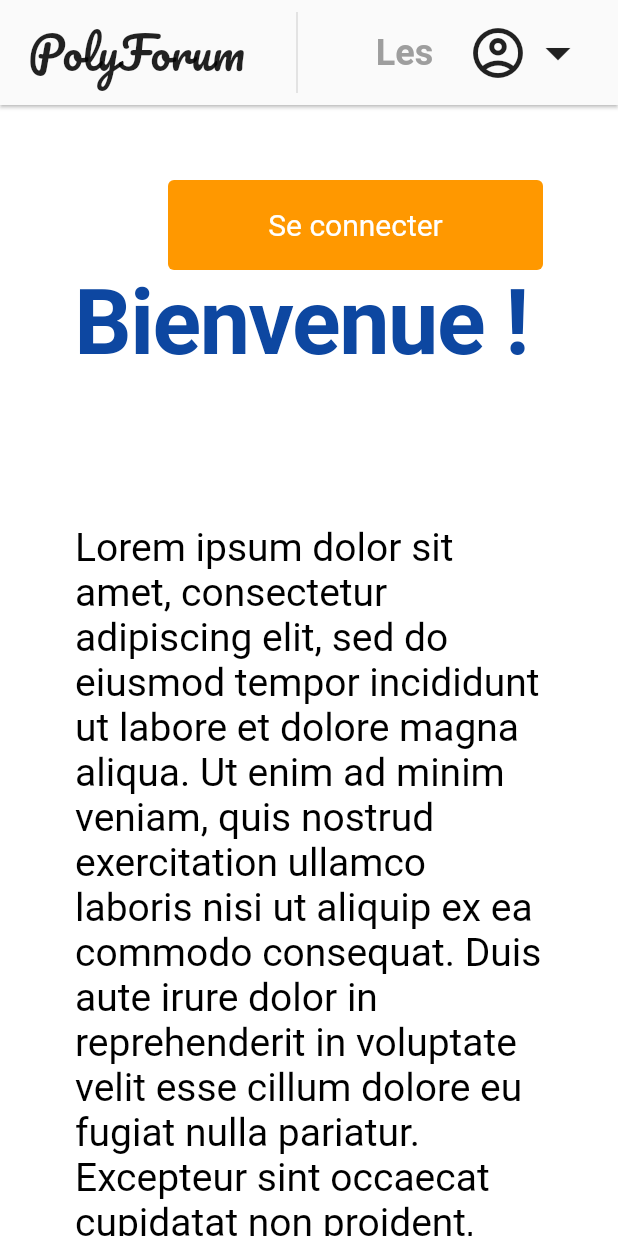
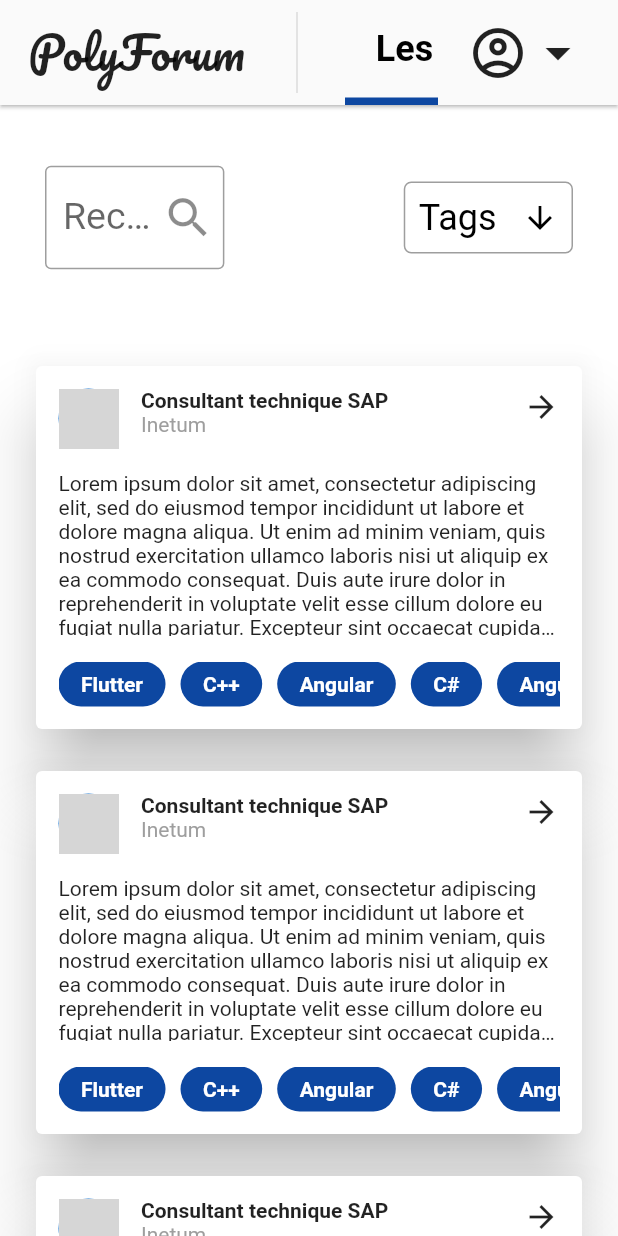
Before and after one commit to Les-codeurs-d-abord/Polyforum_frontend, a Flutter app: the screen it shows after launch, on a phone screen of 412 x 824 dp. Run offline on Flutter 3.47's test engine with Material 2 defaults, Android fonts, the light colour scheme and no system bars; our stand-ins replace bloc, equatable, flutter_bloc, google_fonts, responsive_grid, shared_preferences and 1 more; grey boxes are pictures that could not be loaded.

Commit message:
Base candidat screen

```diff
--- a/poly_forum/lib/main.dart
+++ b/poly_forum/lib/main.dart
@@ -1,5 +1,6 @@
 import 'package:flutter/material.dart';
 import 'package:poly_forum/screens/navigation/navigation_screen.dart';
+import 'package:poly_forum/utils/custom_scroll_behavior.dart';
 import 'package:poly_forum/utils/themes.dart';
 import 'package:url_strategy/url_strategy.dart';
 
@@ -14,6 +15,7 @@ class MyApp extends StatelessWidget {
   @override
   Widget build(BuildContext context) {
     return MaterialApp(
+      scrollBehavior: CustomScrollBehavior(),
       debugShowCheckedModeBanner: false,
       title: 'Poly Forum',
       theme: theme(),
--- a/poly_forum/lib/screens/candidate/offer/offer_screen.dart
+++ /dev/null
@@ -1,10 +0,0 @@
-import 'package:flutter/material.dart';
-
-class OfferScreen extends StatelessWidget {
-  const OfferScreen({Key? key}) : super(key: key);
-
-  @override
-  Widget build(BuildContext context) {
-    return Container();
-  }
-}
--- /dev/null
+++ b/poly_forum/lib/screens/candidate/offers/components/offer_card.dart
@@ -0,0 +1,83 @@
+import 'package:flutter/material.dart';
+import 'package:poly_forum/screens/candidate/offers/components/tags.dart';
+
+class OfferCard extends StatelessWidget {
+  const OfferCard({Key? key}) : super(key: key);
+
+  @override
+  Widget build(BuildContext context) {
+    return SizedBox(
+      width: 400,
+      height: 250,
+      child: Card(
+        elevation: 20,
+        child: Padding(
+          padding: const EdgeInsets.all(15),
+          child: Column(
+            children: [
+              Row(
+                crossAxisAlignment: CrossAxisAlignment.start,
+                children: [
+                  CircleAvatar(
+                    child: Image.asset(
+                      "images/inetum_logo.png",
+                      width: 50,
+                      height: 50,
+                    ),
+                  ),
+                  const SizedBox(width: 15),
+                  Column(
+                    crossAxisAlignment: CrossAxisAlignment.start,
+                    children: const [
+                      Text(
+                        "Consultant technique SAP",
+                        style: TextStyle(
+                          fontWeight: FontWeight.bold,
+                        ),
+                      ),
+                      Text(
+                        "Inetum",
+                        style: TextStyle(
+                          color: Colors.grey,
+                        ),
+                      ),
+                    ],
+                  ),
+                  const Spacer(),
+                  const Icon(Icons.arrow_forward_outlined),
+                ],
+              ),
+              const SizedBox(height: 15),
+              const SizedBox(
+                height: 110,
+                child: Text(
+                  "Lorem ipsum dolor sit amet, consectetur adipiscing elit, sed do eiusmod tempor incididunt ut labore et dolore magna aliqua. Ut enim ad minim veniam, quis nostrud exercitation ullamco laboris nisi ut aliquip ex ea commodo consequat. Duis aute irure dolor in reprehenderit in voluptate velit esse cillum dolore eu fugiat nulla pariatur. Excepteur sint occaecat cupidatat non proident, sunt in culpa qui officia deserunt mollit anim id est laborum.",
+                  overflow: TextOverflow.ellipsis,
+                  maxLines: 7,
+                  style: TextStyle(),
+                ),
+              ),
+              const Spacer(),
+              Container(
+                height: 30,
+                alignment: Alignment.centerLeft,
+                child: ListView(
+                  scrollDirection: Axis.horizontal,
+                  physics: const AlwaysScrollableScrollPhysics(),
+                  children: const [
+                    Tags(text: "Flutter"),
+                    Tags(text: "C++"),
+                    Tags(text: "Angular"),
+                    Tags(text: "C#"),
+                    Tags(text: "Angular"),
+                    Tags(text: "Angular"),
+                  ],
+                ),
+              ),
+            ],
+          ),
+        ),
+      ),
+    );
+  }
+}
--- /dev/null
+++ b/poly_forum/lib/screens/candidate/offers/components/tags.dart
@@ -0,0 +1,32 @@
+import 'package:flutter/material.dart';
+import 'package:poly_forum/utils/constants.dart';
+
+class Tags extends StatelessWidget {
+  final String text;
+
+  const Tags({Key? key, required this.text}) : super(key: key);
+
+  @override
+  Widget build(BuildContext context) {
+    return Row(
+      children: [
+        Container(
+          padding: const EdgeInsets.symmetric(horizontal: 15),
+          alignment: Alignment.center,
+          decoration: BoxDecoration(
+            borderRadius: BorderRadius.circular(20),
+            color: kButtonColor,
+          ),
+          child: Text(
+            text,
+            style: const TextStyle(
+              color: Colors.white,
+              fontWeight: FontWeight.bold,
+            ),
+          ),
+        ),
+        const SizedBox(width: 10),
+      ],
+    );
+  }
+}
--- /dev/null
+++ b/poly_forum/lib/screens/candidate/offers/components/tags_drop_down_btn.dart
@@ -0,0 +1,56 @@
+import 'package:flutter/material.dart';
+
+class TagsDropDownBtn extends StatefulWidget {
+  const TagsDropDownBtn({Key? key}) : super(key: key);
+
+  @override
+  _TagsDropDownBtnState createState() => _TagsDropDownBtnState();
+}
+
+class _TagsDropDownBtnState extends State<TagsDropDownBtn> {
+  String dropdownValue = "Tags";
+
+  @override
+  Widget build(BuildContext context) {
+    return DecoratedBox(
+      decoration: const ShapeDecoration(
+        shape: RoundedRectangleBorder(
+          side: BorderSide(
+            width: 1.0,
+            style: BorderStyle.solid,
+            color: Colors.grey,
+          ),
+          borderRadius: BorderRadius.all(Radius.circular(5.0)),
+        ),
+      ),
+      child: Padding(
+        padding: const EdgeInsets.symmetric(horizontal: 10),
+        child: DropdownButton(
+          value: dropdownValue,
+          icon: const Icon(
+            Icons.arrow_downward,
+            color: Colors.black,
+          ),
+          underline: const SizedBox(),
+          style: const TextStyle(
+            fontSize: 24,
+            color: Colors.black,
+          ),
+          hint: const Text("Tags"),
+          items: <String>["Tags", "Flutter", "C++", "C#", "Java", "etc"]
+              .map<DropdownMenuItem<String>>((String value) {
+            return DropdownMenuItem<String>(
+              value: value,
+              child: Text(value),
+            );
+          }).toList(),
+          onChanged: (String? value) {
+            setState(() {
+              dropdownValue = value!;
+            });
+          },
+        ),
+      ),
+    );
+  }
+}
--- /dev/null
+++ b/poly_forum/lib/screens/candidate/offers/offers_screen.dart
@@ -0,0 +1,62 @@
+import 'package:flutter/material.dart';
+import 'package:poly_forum/screens/candidate/offers/components/offer_card.dart';
+import 'package:poly_forum/screens/candidate/offers/components/tags.dart';
+import 'package:poly_forum/screens/candidate/offers/components/tags_drop_down_btn.dart';
+import 'package:responsive_grid/responsive_grid.dart';
+
+class OffersScreen extends StatelessWidget {
+  const OffersScreen({Key? key}) : super(key: key);
+
+  @override
+  Widget build(BuildContext context) {
+    return Scaffold(
+      body: SingleChildScrollView(
+        child: Column(
+          mainAxisSize: MainAxisSize.max,
+          children: [
+            SizedBox(
+              height: 150,
+              child: Padding(
+                padding: const EdgeInsets.symmetric(horizontal: 30),
+                child: Row(
+                  children: const [
+                    Expanded(
+                      child: TextField(
+                        decoration: InputDecoration(
+                          suffixIcon: Icon(Icons.search, size: 35),
+                          border: OutlineInputBorder(),
+                          labelText: "Rechercher...",
+                        ),
+                        style: TextStyle(
+                          fontWeight: FontWeight.normal,
+                          fontSize: 25,
+                        ),
+                      ),
+                    ),
+                    Spacer(),
+                    TagsDropDownBtn(),
+                  ],
+                ),
+              ),
+            ),
+            SizedBox(
+              height: 2000, //define by nb line x height
+              child: ResponsiveGridList(
+                desiredItemWidth: 400,
+                minSpacing: 20,
+                children: const [
+                  OfferCard(),
+                  OfferCard(),
+                  OfferCard(),
+                  OfferCard(),
+                  OfferCard(),
+                  OfferCard(),
+                ],
+              ),
+            )
+          ],
+        ),
+      ),
+    );
+  }
+}
--- a/poly_forum/lib/screens/navigation/navigation_screen.dart
+++ b/poly_forum/lib/screens/navigation/navigation_screen.dart
@@ -2,7 +2,7 @@ import 'package:flutter/material.dart';
 import 'package:poly_forum/utils/constants.dart';
 import 'package:google_fonts/google_fonts.dart';
 import 'package:poly_forum/screens/candidate/choices/choices_screen.dart';
-import 'package:poly_forum/screens/candidate/offer/offer_screen.dart';
+import 'package:poly_forum/screens/candidate/offers/offers_screen.dart';
 import 'package:poly_forum/screens/candidate/planning/planning_screen.dart';
 import 'package:poly_forum/screens/navigation/components/tab_navigation_item.dart';
 import 'package:poly_forum/screens/welcome/welcome_screen.dart';
@@ -10,8 +10,6 @@ import 'package:poly_forum/screens/welcome/welcome_screen.dart';
 import 'components/profil_btn.dart';
 
 class NavigationScreen extends StatefulWidget {
-  static const route = "/Home";
-
   const NavigationScreen({Key? key}) : super(key: key);
 
   @override
@@ -19,7 +17,7 @@ class NavigationScreen extends StatefulWidget {
 }
 
 class _NavigationScreenState extends State<NavigationScreen> {
-  int _selectedIndex = 0;
+  int _selectedIndex = 1;
 
   @override
   Widget build(BuildContext context) {
@@ -48,11 +46,11 @@ class _NavigationScreenState extends State<NavigationScreen> {
           ),
           body: IndexedStack(
             index: _selectedIndex,
-            children: const <Widget>[
-              WelcomeScreen(),
-              OfferScreen(),
-              ChoicesScreen(),
-              PlanningScreen(),
+            children: <Widget>[
+              const WelcomeScreen(),
+              OffersScreen(),
+              const ChoicesScreen(),
+              const PlanningScreen(),
             ],
           ),
         ));
--- /dev/null
+++ b/poly_forum/lib/utils/custom_scroll_behavior.dart
@@ -0,0 +1,12 @@
+import 'dart:ui';
+
+import 'package:flutter/material.dart';
+
+class CustomScrollBehavior extends MaterialScrollBehavior {
+  // Override behavior methods and getters like dragDevices
+  @override
+  Set<PointerDeviceKind> get dragDevices => {
+        PointerDeviceKind.touch,
+        PointerDeviceKind.mouse,
+      };
+}
--- a/poly_forum/pubspec.yaml
+++ b/poly_forum/pubspec.yaml
@@ -31,6 +31,7 @@ dependencies:
   flutter:
     sdk: flutter
   google_fonts: ^2.1.1
+  responsive_grid: ^2.0.0
 
 dev_dependencies:
   bloc: ^7.2.0
```
Also changed, not shown: poly_forum/assets/images/inetum_logo.png (added), poly_forum/lib/screens/candidate/offers/components/body.dart (added).
